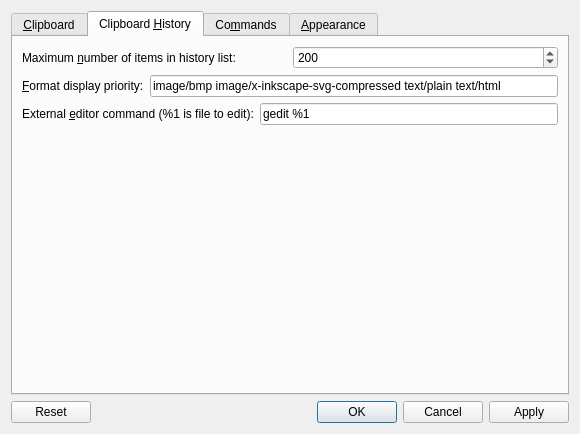
The window that src/configurationmanager.ui (hluk/CopyQ) describes before a commit, drawn with Qt 5.
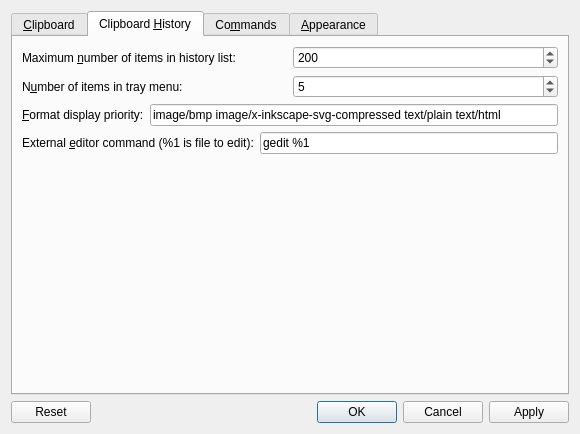
The same window after the commit. The open tabs and pages were chosen to show the change.

Commit message: items in tray menu; simpler item context menu handling

```diff
--- a/src/configurationmanager.ui
+++ b/src/configurationmanager.ui
@@ -228,6 +228,27 @@
              </item>
             </layout>
            </item>
+           <item>
+            <layout class="QHBoxLayout" name="horizontalLayout_6">
+             <item>
+              <widget class="QLabel" name="label_9">
+               <property name="text">
+                <string>N&amp;umber of items in tray menu:</string>
+               </property>
+               <property name="buddy">
+                <cstring>spinBoxTrayItems</cstring>
+               </property>
+              </widget>
+             </item>
+             <item>
+              <widget class="QSpinBox" name="spinBoxTrayItems">
+               <property name="value">
+                <number>5</number>
+               </property>
+              </widget>
+             </item>
+            </layout>
+           </item>
            <item>
             <layout class="QHBoxLayout" name="horizontalLayout_7">
              <item>
```
Left out of the diff: 13 changed lines with no effect on the pictures. The commit also changes 8 other files.
